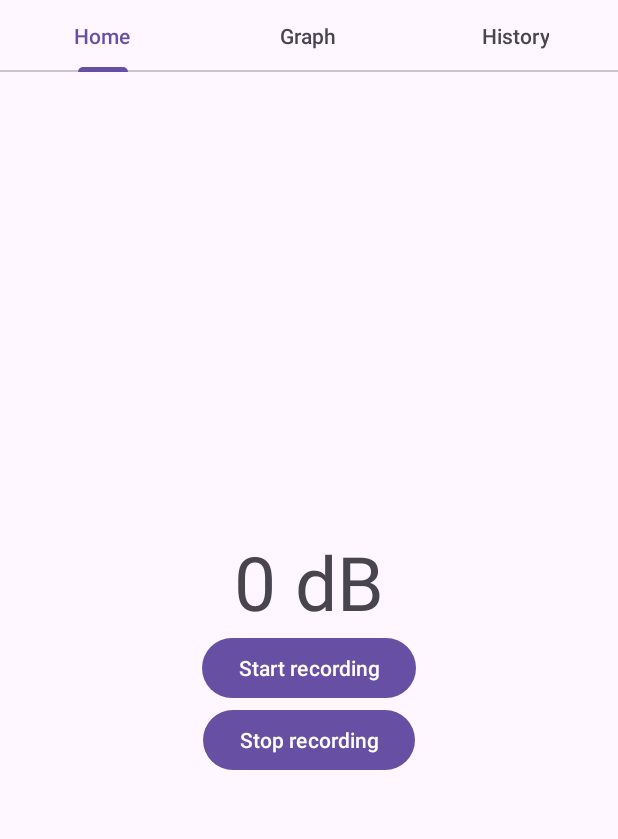
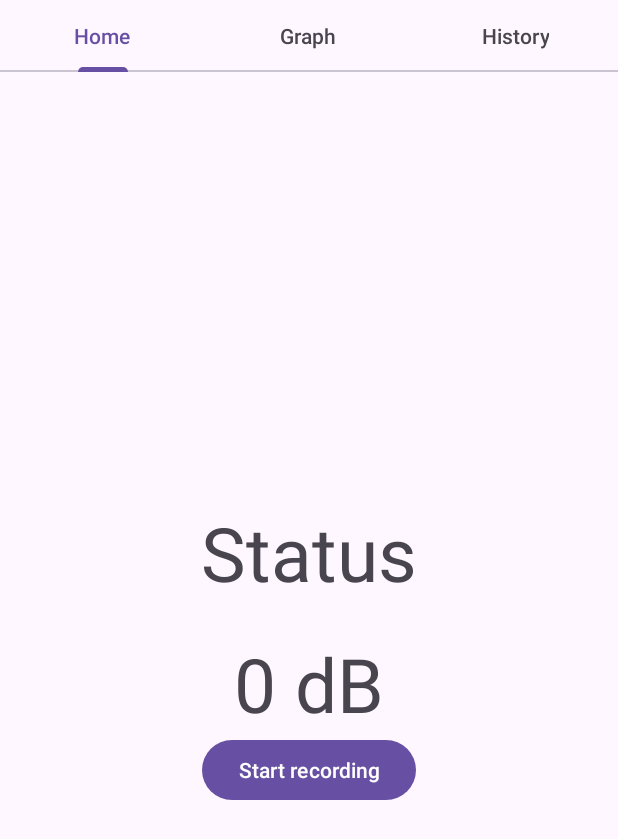
Before and after one commit to faithfuldao/II.3510_2425_SoundDetectorApp, an Android app: the screen it shows after launch (MainActivity), on a phone screen of 412 x 824 dp. Shown: the top 839 px of the screen. Run offline under Robolectric (Android 15) with nearby library versions, the phone set to English and light mode, and no system bars.

Commit message:
start/stop button without data saved

```diff
--- a/app/src/main/java/com/example/sounddetector/Fragment1.java
+++ b/app/src/main/java/com/example/sounddetector/Fragment1.java
@@ -1,19 +1,163 @@
 package com.example.sounddetector;
 
+import static android.Manifest.permission.RECORD_AUDIO;
+
+import android.content.pm.PackageManager;
+import android.media.MediaRecorder;
 import android.os.Bundle;
+import android.os.Handler;
 
+import androidx.activity.result.ActivityResultLauncher;
+import androidx.activity.result.contract.ActivityResultContracts;
+import androidx.core.content.ContextCompat;
 import androidx.fragment.app.Fragment;
 
 import android.view.LayoutInflater;
 import android.view.View;
 import android.view.ViewGroup;
+import android.widget.Button;
+import android.widget.TextView;
+import android.widget.Toast;
+
+import android.util.Log;
+import java.io.IOException;
 
 public class Fragment1 extends Fragment {
+
+    private Button startStopBtn;
+    private TextView statusTV;
+    private MediaRecorder mediaRecorder;
+    private static String mFileName = null;
+
+    private boolean isRecording = false;
+
+    //defining threshold for the alert notifications
+    private static final int THRESHOLD_DB = 70;
+    private Handler handler = new Handler();
+
+    private ActivityResultLauncher<String> requestPermissionLauncher;
+
+    @Override
+    public void onCreate(Bundle savedInstanceState) {
+        super.onCreate(savedInstanceState);
+
+        requestPermissionLauncher =
+                registerForActivityResult(new ActivityResultContracts.RequestPermission(), isGranted -> {
+                    if (isGranted) {
+                        Toast.makeText(getContext(), "Permission Granted", Toast.LENGTH_LONG).show();
+                        startRecording();
+                    } else {
+                        Toast.makeText(getContext(), "Permission Denied", Toast.LENGTH_LONG).show();
+                    }
+                });
+    }
+
 
     @Override
     public View onCreateView(LayoutInflater inflater, ViewGroup container,
                              Bundle savedInstanceState) {
-        // Inflate the layout for this fragment
-        return inflater.inflate(R.layout.fragment_1, container, false);
+
+        View view = inflater.inflate(R.layout.fragment_1, container, false);
+
+        statusTV = view.findViewById(R.id.status);
+        startStopBtn = view.findViewById(R.id.startStopBtn);
+
+        startStopBtn.setOnClickListener(v -> {
+            if (!isRecording) {
+                if (checkPermissions()) {
+                    startRecording();
+                } else {
+                    requestPermissionLauncher.launch(RECORD_AUDIO);
+                }
+            } else {
+                pauseRecording();
+            }
+        });
+        return view;
     }
+
+    // Method to check permissions
+    private boolean checkPermissions() {
+        int result1 = ContextCompat.checkSelfPermission(getContext(), RECORD_AUDIO);
+        return result1 == PackageManager.PERMISSION_GRANTED;
+    }
+
+    private void startRecording() {
+        mFileName = requireActivity().getExternalFilesDir(null).getAbsolutePath() + "/tempRecording.3gp";
+        mediaRecorder = new MediaRecorder();
+
+        mediaRecorder.setAudioSource(MediaRecorder.AudioSource.MIC);
+        mediaRecorder.setOutputFormat(MediaRecorder.OutputFormat.THREE_GPP);
+        mediaRecorder.setAudioEncoder(MediaRecorder.AudioEncoder.AMR_NB);
+        mediaRecorder.setOutputFile(mFileName);
+
+        try {
+            mediaRecorder.prepare();
+            mediaRecorder.start();
+            Log.d("recordStatus", "Recording started");
+        } catch (IOException e) {
+            Log.e("recordingStatus", "prepare() failed", e);
+        }
+        startStopBtn.setText(getResources().getString(R.string.stopRecording));
+        statusTV.setText(getResources().getString(R.string.recordingStarted));
+        isRecording = true;
+    }
+
+    private void pauseRecording() {
+        mediaRecorder.stop();
+        mediaRecorder.release();
+        mediaRecorder = null;
+
+        startStopBtn.setText(getResources().getString(R.string.startRecording));
+        statusTV.setText(getResources().getString(R.string.recordingStopped));
+        isRecording = false;
+    }
+
+//    //converting the amplitude measured to decibel for our app
+//    public double calculateDecibels(int amplitude) {
+//        if (amplitude > 0) {
+//            return 20 * Math.log10((double) amplitude / 32767);
+//        } else {
+//            return 0;
+//        }
+//    }
+//
+//
+//    private Runnable soundLevelChecker = new Runnable() {
+//        @Override
+//        public void run() {
+//            if (mRecorder != null) {
+//                int amplitude = mRecorder.getMaxAmplitude();
+//                double soundDecibelMeasured = calculateDecibels(amplitude); //convert it to decibel
+//                Log.e("SoundLevel", "Current Sound Level: " + soundDecibelMeasured + " dB");
+//
+//                if (soundDecibelMeasured > THRESHOLD_DB) {
+//                    sendNotification();  //send notification if sound crosses 70 db
+//                }
+//                handler.postDelayed(this, 1000);  // Re-check every second
+//            } else {
+//                Log.e("MainActivity", "MediaRecorder is not initialized.");
+//            }
+//
+//        }
+//    };
+//
+//    private void sendNotification() {
+//        NotificationManager notificationManager = (NotificationManager) getSystemService(Context.NOTIFICATION_SERVICE);
+//        String channelId  = "Sound_Notification_Channel";
+//
+//        if (Build.VERSION.SDK_INT >= Build.VERSION_CODES.O) {
+//            NotificationChannel channel = new NotificationChannel(channelId, "Sound Notification", NotificationManager.IMPORTANCE_HIGH);
+//            notificationManager.createNotificationChannel(channel);
+//        }
+//
+//        Notification notification = new NotificationCompat.Builder(this, channelId)
+//                .setSmallIcon(R.drawable.icnotification)
+//                .setContentTitle("Sound Alert")
+//                .setContentText("Ambiant sound crossed 70db")
+//                .setPriority(NotificationCompat.PRIORITY_HIGH)
+//                .build();
+//
+//        notificationManager.notify(1, notification);
+//    }
 }
--- a/app/src/main/res/layout/fragment_1.xml
+++ b/app/src/main/res/layout/fragment_1.xml
@@ -9,6 +9,15 @@
     tools:context=".Fragment1">
 
     <TextView
+        android:id="@+id/status"
+        android:layout_width="match_parent"
+        android:layout_height="wrap_content"
+        android:gravity="center"
+        android:text="@string/status"
+        android:textSize="50dp"
+        android:layout_marginBottom="20dp" />
+
+    <TextView
         android:layout_width="match_parent"
         android:layout_height="wrap_content"
         android:gravity="center"
@@ -16,16 +25,12 @@
         android:text="@string/dbValue" />
 
     <Button
-        android:id="@+id/button"
+        android:id="@+id/startStopBtn"
         android:layout_width="wrap_content"
         android:layout_height="wrap_content"
         android:gravity="center"
-        android:text="@string/start" />
+        android:text="@string/startRecording" />
 
-    <Button
-        android:id="@+id/button2"
-        android:layout_width="wrap_content"
-        android:layout_height="wrap_content"
-        android:text="@string/stop" />
+
 
 </LinearLayout>
--- a/app/src/main/res/values/strings.xml
+++ b/app/src/main/res/values/strings.xml
@@ -5,9 +5,13 @@
     <string name="graph">Graph</string>
     <string name="history">History</string>
 
+    <string name="status">Status</string>
+    <string name="recordingStarted">Recording started</string>
+    <string name="recordingStopped">Recording stopped</string>
+
     <string name="dbValue">0 dB</string>
-    <string name="start">Start recording</string>
-    <string name="stop">Stop recording</string>
+    <string name="startRecording">Start recording</string>
+    <string name="stopRecording">Stop recording</string>
 
     <string name="tab2">Graph</string>
     <string name="tab3">History</string>
```
